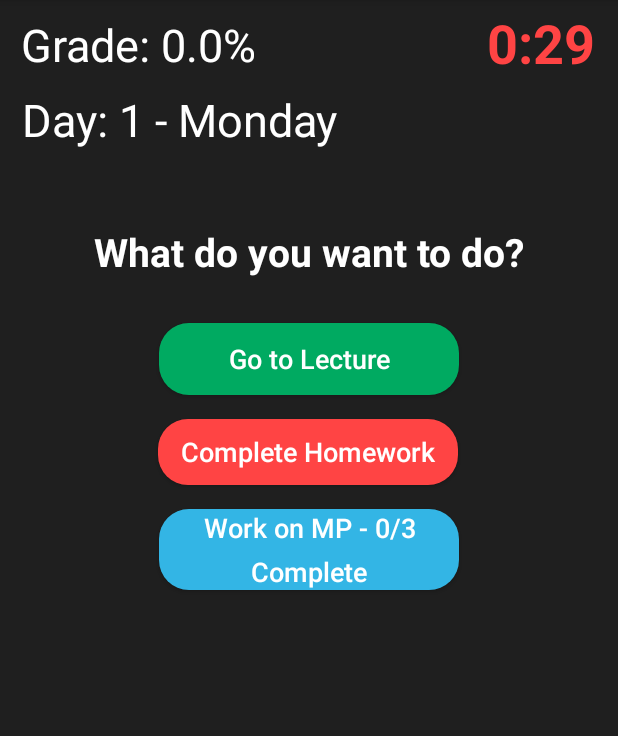
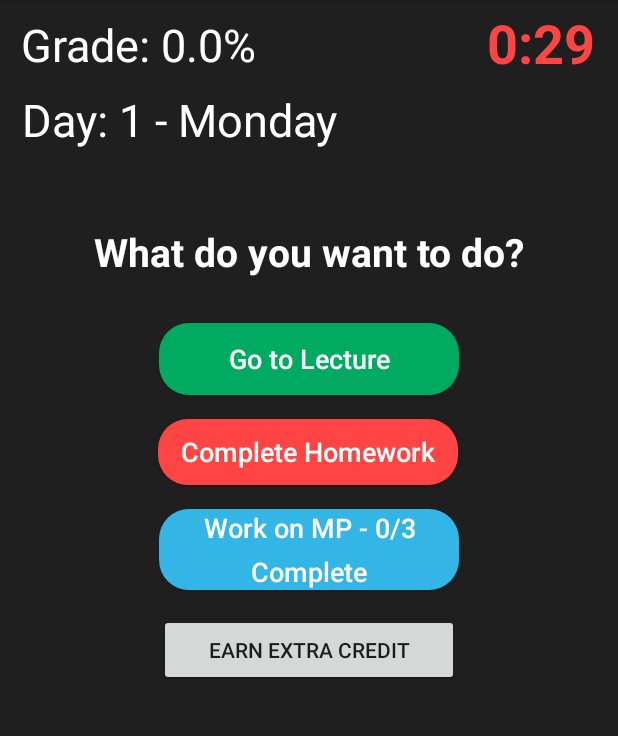
Before and after one commit to nzukow2/CS199KotlinProject, an Android app: the TasksActivity screen opened directly, with no data from a screen before it, on a phone screen of 412 x 824 dp, the part 84-820 px from its top. Run offline under Robolectric (Android 15) with nearby library versions, the phone set to English and light mode, and no system bars.

Commit message:
XML work

```diff
--- a/app/src/main/AndroidManifest.xml
+++ b/app/src/main/AndroidManifest.xml
@@ -11,7 +11,8 @@
         android:roundIcon="@mipmap/ic_launcher_round"
         android:supportsRtl="true"
         android:theme="@style/AppTheme">
-        <activity android:name=".Main2Activity"></activity>
+        <activity android:name=".ExtraCredit"></activity>
+        <activity android:name=".Main2Activity" />
         <activity android:name=".EndActivity" />
         <activity android:name=".QuizHomeworkActivity" />
         <activity android:name=".LectureActivity" />
--- a/app/src/main/java/com/example/thechallen_ge/MainActivity.kt
+++ b/app/src/main/java/com/example/thechallen_ge/MainActivity.kt
@@ -93,7 +93,5 @@ class MainActivity : AppCompatActivity() {
         y.setOnClickListener {
             mainMenuInitializer()
         }
-
-        val ben = staff?.firstOrNull { it.name == "Ben Nordick" } ?: return
     }
 }
--- a/app/src/main/res/layout/activity_tasks.xml
+++ b/app/src/main/res/layout/activity_tasks.xml
@@ -150,13 +150,26 @@
         android:id="@+id/mp_text_view"
         android:layout_width="wrap_content"
         android:layout_height="wrap_content"
-        android:layout_marginTop="32dp"
+        android:layout_marginTop="88dp"
         android:text="You are working on the MP. Please wait."
         android:textColor="@android:color/holo_red_dark"
         android:textSize="20sp"
         android:textStyle="bold"
         android:visibility="invisible"
         app:layout_constraintEnd_toEndOf="parent"
+        app:layout_constraintHorizontal_bias="0.488"
+        app:layout_constraintStart_toStartOf="parent"
+        app:layout_constraintTop_toBottomOf="@+id/quiz_button" />
+
+    <Button
+        android:id="@+id/earnExtraCreditButton"
+        android:layout_width="200dp"
+        android:layout_height="wrap_content"
+        android:layout_marginStart="16dp"
+        android:layout_marginTop="16dp"
+        android:layout_marginEnd="16dp"
+        android:text="Earn extra credit"
+        app:layout_constraintEnd_toEndOf="parent"
         app:layout_constraintStart_toStartOf="parent"
         app:layout_constraintTop_toBottomOf="@+id/quiz_button" />
 </android.support.constraint.ConstraintLayout>
```
Also changed, not shown: app/src/main/java/com/example/thechallen_ge/ExtraCredit.kt (added, +18 -0 lines), app/src/main/res/layout/activity_extra_credit.xml (added, +19 -0 lines).
